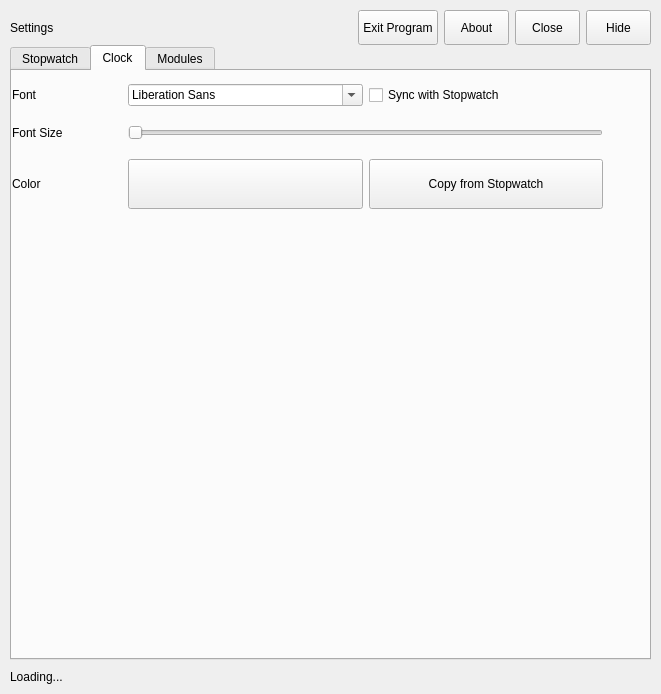
Qt form stopwatchinteractiveeditor.ui (Bo0sted/phasmophobia-stopwatch-timer) before a commit.
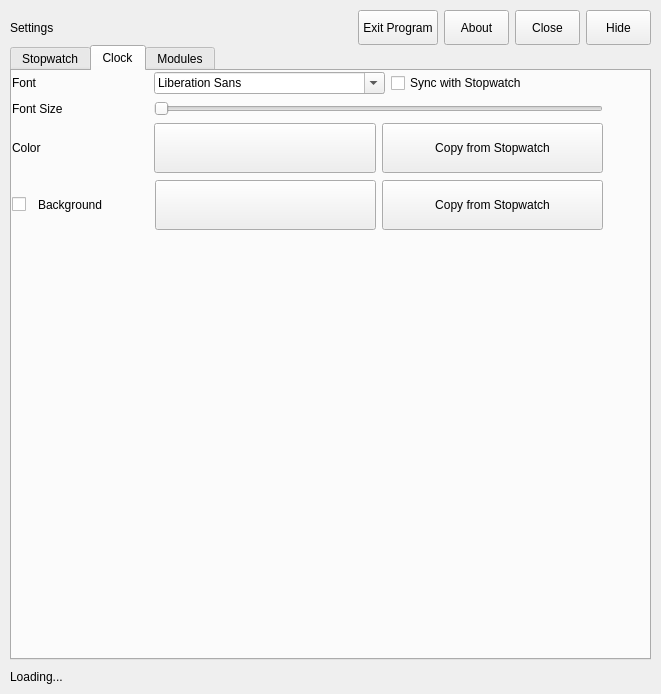
The same form after that commit. The open tabs and pages were chosen to show the change.

Commit message: Added background modifier for clock, fixed broken window stacking

The edit to the form file:
```diff
--- a/stopwatchinteractiveeditor.ui
+++ b/stopwatchinteractiveeditor.ui
@@ -1101,7 +1101,7 @@
            <x>0</x>
            <y>0</y>
            <width>591</width>
-           <height>151</height>
+           <height>161</height>
           </rect>
          </property>
          <layout class="QVBoxLayout" name="verticalLayout_4">
@@ -1117,7 +1117,7 @@
               </property>
               <property name="minimumSize">
                <size>
-                <width>110</width>
+                <width>136</width>
                 <height>0</height>
                </size>
               </property>
@@ -1172,13 +1172,13 @@
               </property>
               <property name="minimumSize">
                <size>
-                <width>110</width>
+                <width>136</width>
                 <height>0</height>
                </size>
               </property>
               <property name="maximumSize">
                <size>
-                <width>35</width>
+                <width>0</width>
                 <height>50</height>
                </size>
               </property>
@@ -1217,13 +1217,13 @@
               </property>
               <property name="minimumSize">
                <size>
-                <width>110</width>
+                <width>136</width>
                 <height>0</height>
                </size>
               </property>
               <property name="maximumSize">
                <size>
-                <width>35</width>
+                <width>16777215</width>
                 <height>16777215</height>
                </size>
               </property>
@@ -1272,6 +1272,92 @@
             </item>
            </layout>
           </item>
+          <item>
+           <layout class="QHBoxLayout" name="horizontalLayout_19">
+            <item>
+             <widget class="QCheckBox" name="systemClockBackgroundToggle">
+              <property name="sizePolicy">
+               <sizepolicy hsizetype="Fixed" vsizetype="Fixed">
+                <horstretch>1</horstretch>
+                <verstretch>0</verstretch>
+               </sizepolicy>
+              </property>
+              <property name="maximumSize">
+               <size>
+                <width>20</width>
+                <height>16777215</height>
+               </size>
+              </property>
+              <property name="text">
+               <string/>
+              </property>
+             </widget>
+            </item>
+            <item>
+             <widget class="QLabel" name="systemClockBackgroundToggleLabel">
+              <property name="sizePolicy">
+               <sizepolicy hsizetype="Fixed" vsizetype="Fixed">
+                <horstretch>0</horstretch>
+                <verstretch>0</verstretch>
+               </sizepolicy>
+              </property>
+              <property name="minimumSize">
+               <size>
+                <width>111</width>
+                <height>0</height>
+               </size>
+              </property>
+              <property name="maximumSize">
+               <size>
+                <width>16777215</width>
+                <height>16777215</height>
+               </size>
+              </property>
+              <property name="text">
+               <string>Background</string>
+              </property>
+             </widget>
+            </item>
+            <item>
+             <widget class="QPushButton" name="systemClockBackgroundSelector">
+              <property name="sizePolicy">
+               <sizepolicy hsizetype="Preferred" vsizetype="Fixed">
+                <horstretch>0</horstretch>
+                <verstretch>0</verstretch>
+               </sizepolicy>
+              </property>
+              <property name="maximumSize">
+               <size>
+                <width>16777215</width>
+                <height>50</height>
+               </size>
+              </property>
+              <property name="text">
+               <string/>
+              </property>
+             </widget>
+            </item>
+            <item>
+             <widget class="QPushButton" name="systemClockBackgroundCopyFromStopwatch">
+              <property name="sizePolicy">
+               <sizepolicy hsizetype="Preferred" vsizetype="Fixed">
+                <horstretch>0</horstretch>
+                <verstretch>0</verstretch>
+               </sizepolicy>
+              </property>
+              <property name="maximumSize">
+               <size>
+                <width>16777215</width>
+                <height>50</height>
+               </size>
+              </property>
+              <property name="text">
+               <string>Copy from Stopwatch</string>
+              </property>
+             </widget>
+            </item>
+           </layout>
+          </item>
          </layout>
         </widget>
        </widget>
```
Left out of the diff: 4 changed lines with no effect on the pictures. The commit also changes 8 other files.
